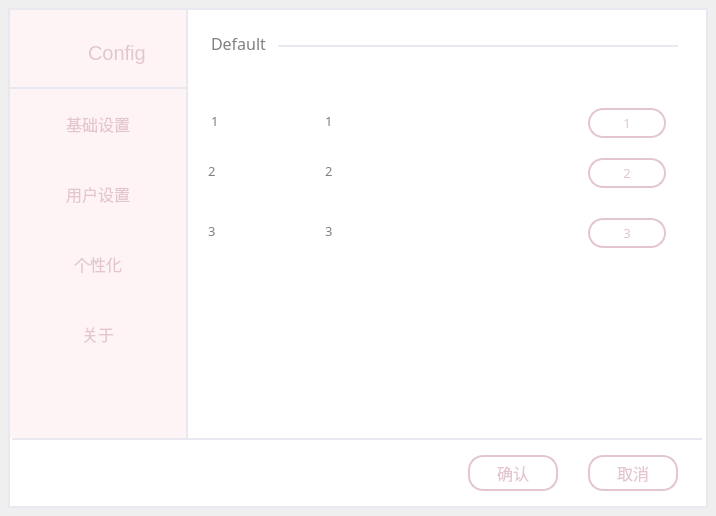
First picture: the form in ui/config.ui, repository MyEternalMoon/PyQt_mp3Player, before the edit.
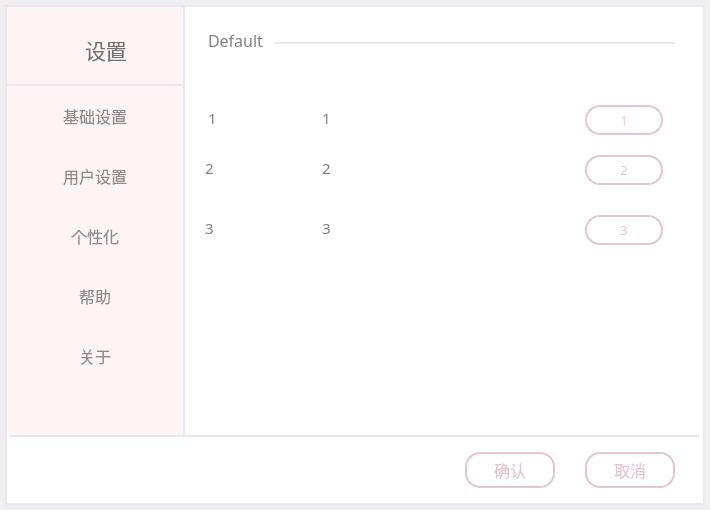
Second picture: the form after the edit. Icons and pictures are not drawn.

Diff of the .ui file:
```diff
--- a/ui/config.ui
+++ b/ui/config.ui
@@ -9,8 +9,8 @@
    <rect>
     <x>0</x>
     <y>0</y>
-    <width>716</width>
-    <height>516</height>
+    <width>710</width>
+    <height>510</height>
    </rect>
   </property>
   <property name="windowTitle">
@@ -22,14 +22,14 @@
   <widget class="QWidget" name="widget" native="true">
    <property name="geometry">
     <rect>
-     <x>8</x>
-     <y>8</y>
+     <x>5</x>
+     <y>5</y>
      <width>700</width>
      <height>500</height>
     </rect>
    </property>
    <property name="styleSheet">
-    <string notr="true">background:white;
+    <string notr="true">background:rgb(254,255,254);
 border-style:solid;
 border-width:2px;
 border-color:#e9e7ef</string>
@@ -134,12 +134,15 @@
     </property>
     <property name="font">
      <font>
-      <family>微软雅黑 Light</family>
+      <family>华文细黑</family>
       <pointsize>12</pointsize>
+      <weight>50</weight>
+      <italic>false</italic>
+      <bold>false</bold>
      </font>
     </property>
     <property name="styleSheet">
-     <string notr="true">QListWidget::item{min-height:70px;}
+     <string notr="true">QListWidget::item{min-height:60px;}
 QListWidget::item:selected:!active{
 background: #edd1d8;color:black}
 QListWidget::item:selected:active{
@@ -148,7 +151,7 @@
 background-color: rgba(255, 240, 240, 240);;color:black}
 QListWidget
 {
-color:#e4c6d0;
+color:rgb(140,140,140);
 background-color:rgba(255, 244, 245, 245);
 border-bottom:none}</string>
     </property>
@@ -212,6 +215,14 @@
       <set>AlignCenter</set>
      </property>
     </item>
+    <item>
+     <property name="text">
+      <string>帮助</string>
+     </property>
+     <property name="textAlignment">
+      <set>AlignCenter</set>
+     </property>
+    </item>
     <item>
      <property name="text">
       <string>关于</string>
@@ -319,9 +330,15 @@
        <x>0</x>
        <y>20</y>
        <width>115</width>
-       <height>190</height>
+       <height>250</height>
       </rect>
      </property>
+     <property name="font">
+      <font>
+       <family>华文细黑</family>
+       <pointsize>11</pointsize>
+      </font>
+     </property>
      <property name="title">
       <string/>
      </property>
@@ -342,8 +359,8 @@
       </property>
       <property name="font">
        <font>
-        <family>微软雅黑</family>
-        <pointsize>10</pointsize>
+        <family>华文细黑</family>
+        <pointsize>11</pointsize>
        </font>
       </property>
       <property name="styleSheet">
@@ -370,8 +387,8 @@
       </property>
       <property name="font">
        <font>
-        <family>微软雅黑</family>
-        <pointsize>10</pointsize>
+        <family>华文细黑</family>
+        <pointsize>11</pointsize>
        </font>
       </property>
       <property name="styleSheet">
@@ -395,8 +412,8 @@
       </property>
       <property name="font">
        <font>
-        <family>微软雅黑</family>
-        <pointsize>10</pointsize>
+        <family>华文细黑</family>
+        <pointsize>11</pointsize>
        </font>
       </property>
       <property name="styleSheet">
@@ -416,7 +433,7 @@
        <x>117</x>
        <y>20</y>
        <width>245</width>
-       <height>190</height>
+       <height>250</height>
       </rect>
      </property>
      <property name="title">
@@ -433,8 +450,8 @@
       </property>
       <property name="font">
        <font>
-        <family>微软雅黑</family>
-        <pointsize>10</pointsize>
+        <family>华文细黑</family>
+        <pointsize>11</pointsize>
        </font>
       </property>
       <property name="styleSheet">
@@ -458,8 +475,8 @@
       </property>
       <property name="font">
        <font>
-        <family>微软雅黑</family>
-        <pointsize>10</pointsize>
+        <family>华文细黑</family>
+        <pointsize>11</pointsize>
        </font>
       </property>
       <property name="styleSheet">
@@ -483,8 +500,8 @@
       </property>
       <property name="font">
        <font>
-        <family>微软雅黑</family>
-        <pointsize>10</pointsize>
+        <family>华文细黑</family>
+        <pointsize>11</pointsize>
        </font>
       </property>
       <property name="styleSheet">
@@ -504,7 +521,7 @@
        <x>380</x>
        <y>20</y>
        <width>78</width>
-       <height>190</height>
+       <height>250</height>
       </rect>
      </property>
      <property name="title">
@@ -634,16 +651,16 @@
     <property name="font">
      <font>
       <family>Arial</family>
-      <pointsize>15</pointsize>
+      <pointsize>16</pointsize>
      </font>
     </property>
     <property name="styleSheet">
      <string notr="true">border:none;
-color:#e4c6d0;
+color:rgb(112,112,112);
 background-color:rgba(255, 244, 245, 245)</string>
     </property>
     <property name="text">
-     <string>Config</string>
+     <string>设置</string>
     </property>
    </widget>
    <widget class="QLabel" name="label_4">
@@ -669,8 +686,8 @@
     <rect>
      <x>0</x>
      <y>0</y>
-     <width>716</width>
-     <height>516</height>
+     <width>710</width>
+     <height>510</height>
     </rect>
    </property>
    <property name="styleSheet">
```
Left out of the diff: 18 changed lines with no effect on the pictures.
